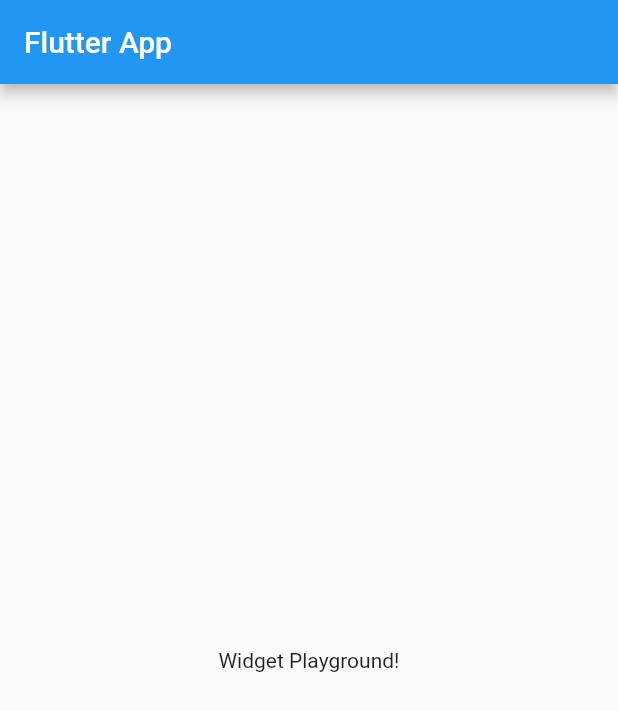
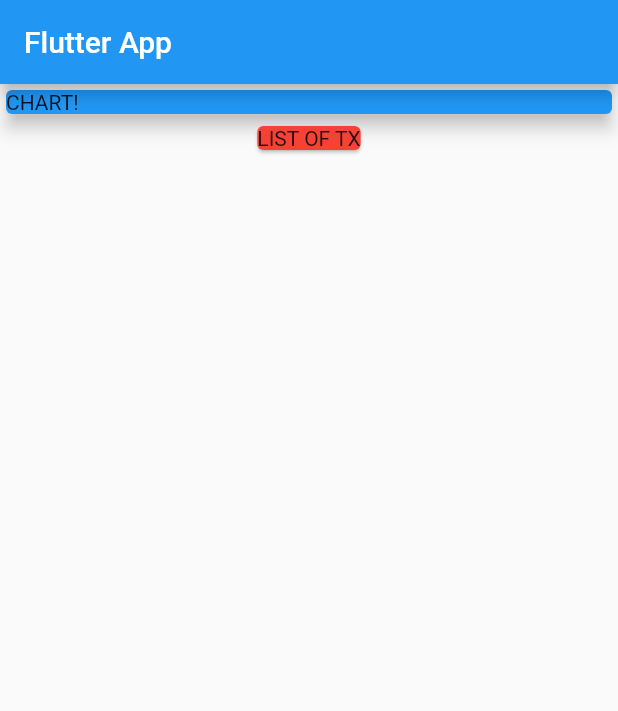
Before and after one commit to godo129/Flutter_Expense_App, a Flutter app: the screen it shows after launch, on a phone screen of 412 x 824 dp. Shown: the top 711 px of the screen. Run offline on Flutter 3.47's test engine with Material 2 defaults, Android fonts, the phone set to English and light mode, and no system bars.

Commit message:
card setting

```diff
--- a/lib/main.dart
+++ b/lib/main.dart
@@ -19,9 +19,22 @@ class MyHomePage extends StatelessWidget {
       appBar: AppBar(
         title: Text('Flutter App'),
       ),
-      body: Center(
-        child: Text('Widget Playground!'),
-      ),
+      body: Column(
+        // mainAxisAlignment: MainAxisAlignment.spaceAround, // 위치 잡기
+          children: <Widget>[
+            Container(
+              width: double.infinity,
+              child: Card(
+                child: Text('CHART!'),
+                color: Colors.blue,
+                elevation: 5,
+              ),
+            ),
+            Card(
+              color: Colors.red,
+              child: Text('LIST OF TX'),
+            )
+          ]),
     );
   }
 }
```
